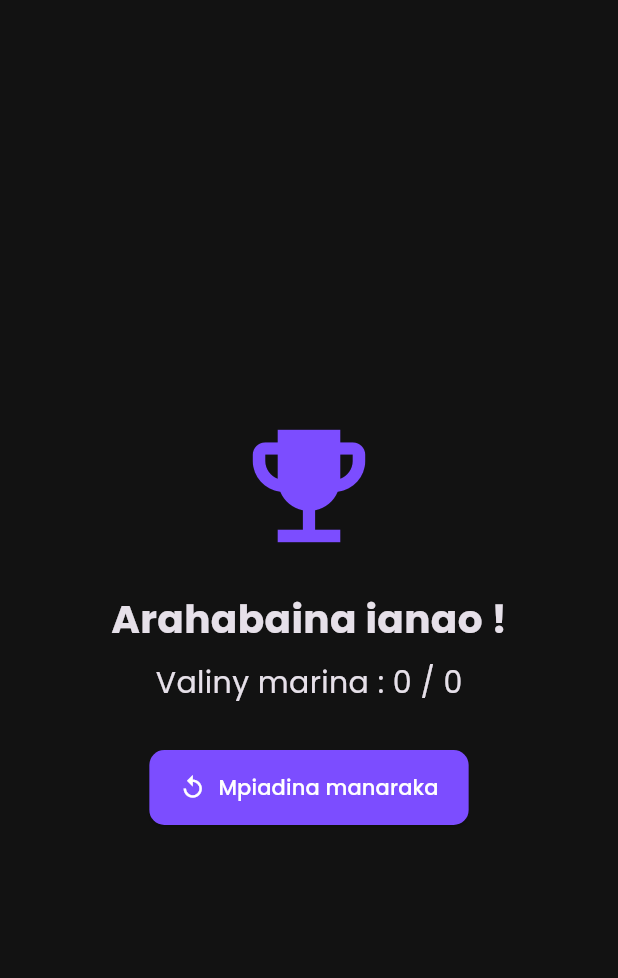
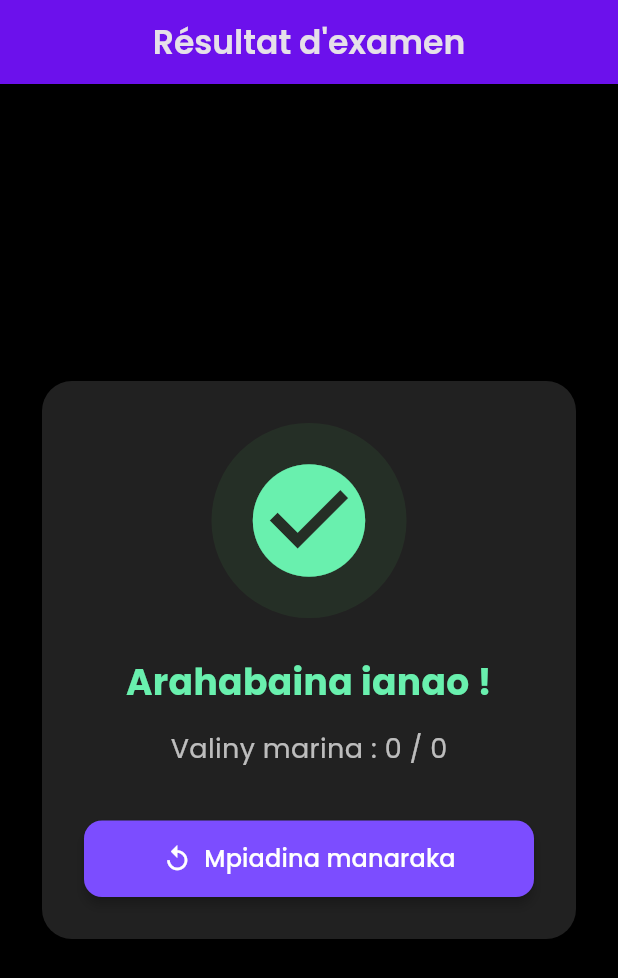
Before and after one commit to Tsiory118/Quizz_Permis, a Flutter app: the ResultScreen screen opened directly with empty values, on a phone screen of 412 x 824 dp. Shown: the top 978 px of the screen. Run offline on Flutter 3.47's test engine with Material 3 defaults, Android fonts, the phone set to English and light mode, and no system bars; our stand-ins replace google_fonts.

Commit message:
mise a jour

```diff
--- a/lib/data/questions.dart
+++ b/lib/data/questions.dart
@@ -23,7 +23,7 @@ final List<Question> questions = [
   ),
   Question(
   questionText: "Priorite inona io ?",
-  imagePath: "assets/images/priorite.png", // ajoute ici ton image
+  imagePath: "assets/images/priorite.png",
   answers: [
     "Gauche",
     "Droite",
@@ -34,7 +34,7 @@ final List<Question> questions = [
 ),
 Question(
   questionText: "Midika inona io ?",
-  imagePath: "assets/images/interdiction.jpg", // ajoute ici ton image
+  imagePath: "assets/images/interdiction.jpg",
   answers: [
     "Tsy azo atao ny miverindalana",
     "Tsy azo androsoana",
--- a/lib/screens/login_screen.dart
+++ b/lib/screens/login_screen.dart
@@ -8,7 +8,7 @@ class LoginScreen extends StatefulWidget {
 
 class _LoginScreenState extends State<LoginScreen> {
   final _usernameController = TextEditingController();
-  final String _fixedUser = "ID072025"; // identifiant fixe
+  final String _fixedUser = "B7250"; // identifiant fixe
 
   void _checkLogin() {
     if (_usernameController.text == _fixedUser) {
@@ -33,7 +33,7 @@ class _LoginScreenState extends State<LoginScreen> {
           mainAxisAlignment: MainAxisAlignment.center,
           children: [
             Text(
-              "Veuillez entrer votre code",
+              "Veuillez entrer votre ID",
               style: TextStyle(fontSize: 18, fontWeight: FontWeight.bold),
             ),
             SizedBox(height: 20),
--- a/lib/screens/quiz_screen.dart
+++ b/lib/screens/quiz_screen.dart
@@ -15,8 +15,8 @@ class _QuizScreenState extends State<QuizScreen> {
   int remainingTime = 30;
   Timer? timer;
 
-  late List<int> randomOrder; // Contiendra les index des 8 questions tirées au hasard
-  final int totalQuestions = 8; // 🔹 nombre de questions à afficher
+  late List<int> randomOrder;
+  final int totalQuestions = 8;
 
   @override
   void initState() {
--- a/lib/screens/result_screen.dart
+++ b/lib/screens/result_screen.dart
@@ -1,55 +1,144 @@
 import 'package:flutter/material.dart';
 import 'home_screen.dart';
 
-class ResultScreen extends StatelessWidget {
+class ResultScreen extends StatefulWidget {
   final int score;
   final int total;
 
-  const ResultScreen({required this.score, required this.total});
+  const ResultScreen({required this.score, required this.total, Key? key})
+      : super(key: key);
+
+  @override
+  State<ResultScreen> createState() => _ResultScreenState();
+}
+
+class _ResultScreenState extends State<ResultScreen>
+    with SingleTickerProviderStateMixin {
+  late AnimationController _controller;
+  late Animation<double> _scaleAnimation;
+  late Animation<double> _fadeAnimation;
+
+  @override
+  void initState() {
+    super.initState();
+    _controller =
+        AnimationController(vsync: this, duration: const Duration(milliseconds: 900));
+
+    _scaleAnimation = CurvedAnimation(parent: _controller, curve: Curves.easeOutBack);
+    _fadeAnimation = CurvedAnimation(parent: _controller, curve: Curves.easeIn);
+
+    _controller.forward();
+  }
+
+  @override
+  void dispose() {
+    _controller.dispose();
+    super.dispose();
+  }
 
   @override
   Widget build(BuildContext context) {
-    String message;
-    IconData icon;
-
-    if (score == total) {
-      message = "Arahabaina ianao !";
-      icon = Icons.emoji_events;
-    } else {
-      message = "Mamerina afaka tapabolana";
-      icon = Icons.mood_bad;
-    }
+    bool isSuccess = widget.score == widget.total;
 
     return Scaffold(
+      backgroundColor: Colors.black, // garde le thème sombre
+      appBar: AppBar(
+        title: const Text(
+          "Résultat d'examen",
+          style: TextStyle(fontWeight: FontWeight.w600),
+        ),
+        centerTitle: true,
+        backgroundColor: Colors.deepPurpleAccent[700],
+        elevation: 4,
+      ),
       body: Center(
         child: Padding(
-          padding: EdgeInsets.all(20),
+          padding: const EdgeInsets.all(24),
+          child: Card(
+            color: Colors.grey[900],
+            shape: RoundedRectangleBorder(borderRadius: BorderRadius.circular(20)),
+            elevation: 8,
+            child: Padding(
+              padding: const EdgeInsets.all(28),
               child: Column(
-            mainAxisAlignment: MainAxisAlignment.center,
+                mainAxisSize: MainAxisSize.min,
                 children: [
-              Icon(icon, size: 100, color: Colors.deepPurpleAccent),
-              SizedBox(height: 20),
-              Text(
-                message,
-                style: TextStyle(fontSize: 26, fontWeight: FontWeight.bold),
+                  ScaleTransition(
+                    scale: _scaleAnimation,
+                    child: FadeTransition(
+                      opacity: _fadeAnimation,
+                      child: Container(
+                        decoration: BoxDecoration(
+                          color: isSuccess
+                              ? Colors.green.withOpacity(0.1)
+                              : Colors.red.withOpacity(0.1),
+                          shape: BoxShape.circle,
                         ),
-              SizedBox(height: 10),
-              Text(
-                "Valiny marina : $score / $total",
-                style: TextStyle(fontSize: 20),
+                        padding: const EdgeInsets.all(20),
+                        child: Icon(
+                          isSuccess ? Icons.check_circle : Icons.error_outline,
+                          color: isSuccess ? Colors.greenAccent : Colors.redAccent,
+                          size: 90,
                         ),
-              SizedBox(height: 30),
-              ElevatedButton.icon(
-                icon: Icon(Icons.replay),
-                label: Text("Mpiadina manaraka"),
+                      ),
+                    ),
+                  ),
+                  const SizedBox(height: 25),
+                  FadeTransition(
+                    opacity: _fadeAnimation,
+                    child: Text(
+                      isSuccess ? "Arahabaina ianao !" : "Mamerina afaka tapabolana",
+                      style: TextStyle(
+                        fontSize: 24,
+                        fontWeight: FontWeight.bold,
+                        color: isSuccess ? Colors.greenAccent : Colors.redAccent,
+                      ),
+                      textAlign: TextAlign.center,
+                    ),
+                  ),
+                  const SizedBox(height: 15),
+                  FadeTransition(
+                    opacity: _fadeAnimation,
+                    child: Text(
+                      "Valiny marina : ${widget.score} / ${widget.total}",
+                      style: const TextStyle(
+                        fontSize: 18,
+                        color: Colors.white70,
+                      ),
+                    ),
+                  ),
+                  const SizedBox(height: 35),
+                  FadeTransition(
+                    opacity: _fadeAnimation,
+                    child: SizedBox(
+                      width: double.infinity,
+                      child: ElevatedButton.icon(
+                        icon: const Icon(Icons.replay, size: 20),
+                        label: const Text(
+                          "Mpiadina manaraka",
+                          style: TextStyle(fontSize: 16),
+                        ),
+                        style: ElevatedButton.styleFrom(
+                          backgroundColor: Colors.deepPurpleAccent,
+                          padding: const EdgeInsets.symmetric(
+                              vertical: 14, horizontal: 20),
+                          shape: RoundedRectangleBorder(
+                            borderRadius: BorderRadius.circular(12),
+                          ),
+                          elevation: 3,
+                        ),
                         onPressed: () {
                           Navigator.pushReplacement(
                             context,
                             MaterialPageRoute(builder: (_) => HomeScreen()),
                           );
                         },
-              )
+                      ),
+                    ),
+                  ),
                 ],
+              ),
+            ),
           ),
         ),
       ),
```
Also changed, not shown: lib/screens/home_screen.dart (+72 -21 lines), 42 other files. Lines whose indentation alone changed are shown as unchanged.
